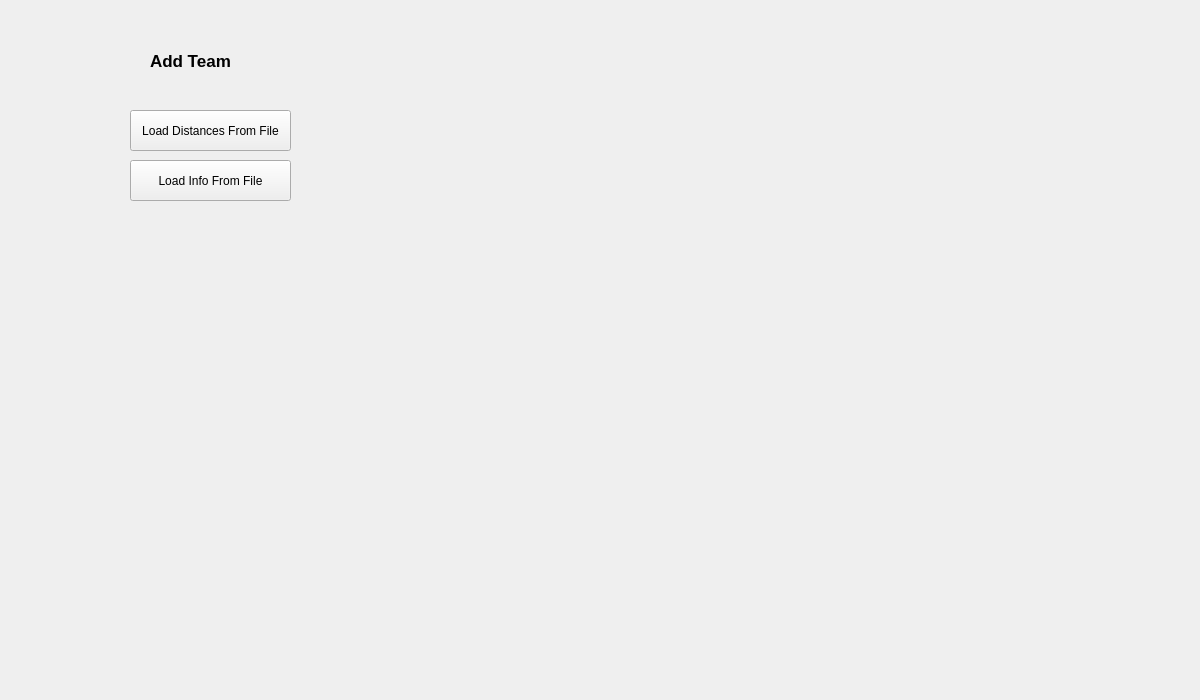
moetaei/CS1D-Basketball, file CS1D-Basketball-master/Basketball/editteam.ui: the form before one commit.
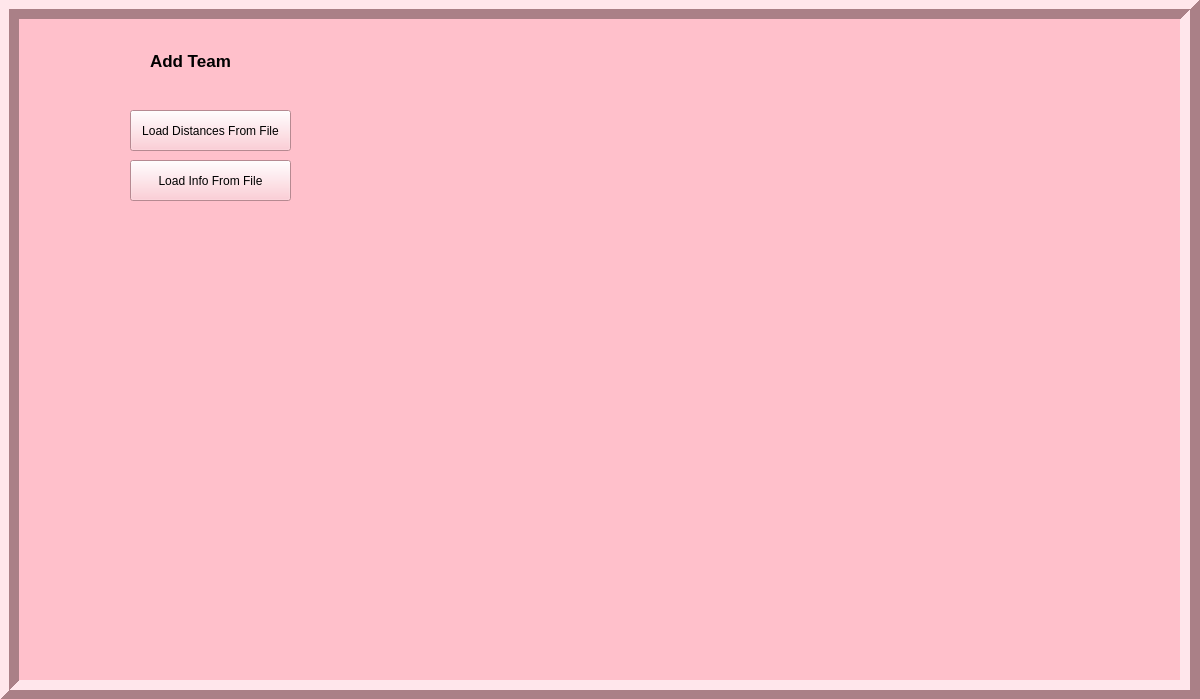
The form after the commit.

What changed in the file:
```diff
--- a/CS1D-Basketball-master/Basketball/editteam.ui
+++ b/CS1D-Basketball-master/Basketball/editteam.ui
@@ -6,13 +6,16 @@
    <rect>
     <x>0</x>
     <y>0</y>
-    <width>1200</width>
-    <height>700</height>
+    <width>1201</width>
+    <height>699</height>
    </rect>
   </property>
   <property name="windowTitle">
    <string>Form</string>
   </property>
+  <property name="styleSheet">
+   <string notr="true">background-color:pink;</string>
+  </property>
   <widget class="QLabel" name="editteamLabel">
    <property name="geometry">
     <rect>
@@ -50,19 +53,6 @@
     <string>Load Distances From File</string>
    </property>
   </widget>
-  <widget class="QLabel" name="OrigGraph">
-   <property name="geometry">
-    <rect>
-     <x>20</x>
-     <y>210</y>
-     <width>411</width>
-     <height>311</height>
-    </rect>
-   </property>
-   <property name="text">
-    <string/>
-   </property>
-  </widget>
   <widget class="QLabel" name="NewGraph">
    <property name="geometry">
     <rect>
@@ -76,19 +66,6 @@
     <string/>
    </property>
   </widget>
-  <widget class="QLabel" name="arrowLabel">
-   <property name="geometry">
-    <rect>
-     <x>480</x>
-     <y>320</y>
-     <width>181</width>
-     <height>101</height>
-    </rect>
-   </property>
-   <property name="text">
-    <string/>
-   </property>
-  </widget>
   <widget class="QPushButton" name="pushButton_2">
    <property name="geometry">
     <rect>
@@ -102,6 +79,59 @@
     <string>Load Info From File</string>
    </property>
   </widget>
+  <widget class="QFrame" name="frame">
+   <property name="geometry">
+    <rect>
+     <x>-1</x>
+     <y>-1</y>
+     <width>1201</width>
+     <height>701</height>
+    </rect>
+   </property>
+   <property name="styleSheet">
+    <string notr="true">background-color:pink;</string>
+   </property>
+   <property name="frameShape">
+    <enum>QFrame::Box</enum>
+   </property>
+   <property name="frameShadow">
+    <enum>QFrame::Raised</enum>
+   </property>
+   <property name="lineWidth">
+    <number>10</number>
+   </property>
+   <widget class="QLabel" name="OrigGraph">
+    <property name="geometry">
+     <rect>
+      <x>70</x>
+      <y>210</y>
+      <width>411</width>
+      <height>311</height>
+     </rect>
+    </property>
+    <property name="text">
+     <string/>
+    </property>
+   </widget>
+   <widget class="QLabel" name="arrowLabel">
+    <property name="geometry">
+     <rect>
+      <x>530</x>
+      <y>320</y>
+      <width>181</width>
+      <height>101</height>
+     </rect>
+    </property>
+    <property name="text">
+     <string/>
+    </property>
+   </widget>
+  </widget>
+  <zorder>frame</zorder>
+  <zorder>NewGraph</zorder>
+  <zorder>editteamLabel</zorder>
+  <zorder>pushButton</zorder>
+  <zorder>pushButton_2</zorder>
  </widget>
  <resources/>
  <connections/>
```
